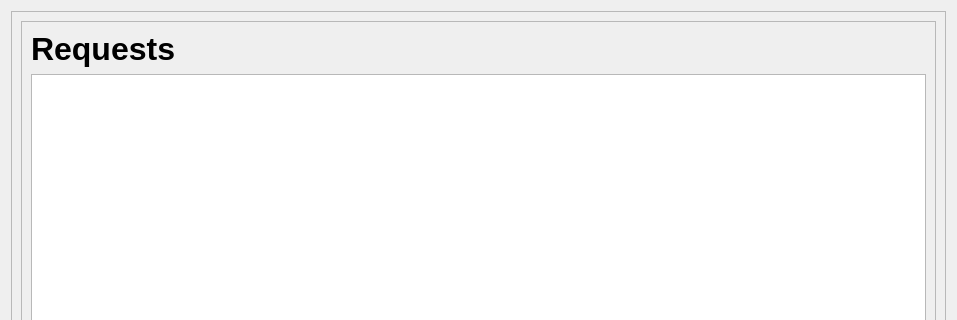
Qt form chkreq.ui (aavashlamichhane/LibMan) before a commit; both pictures show x 0 to 957 and y 0 to 320 of the 957 by 557 pixel window.
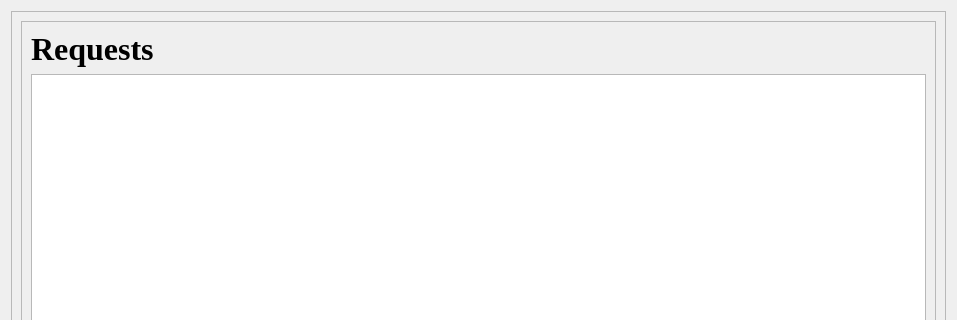
The same form after that commit.

What changed in the file:
```diff
--- a/chkreq.ui
+++ b/chkreq.ui
@@ -34,6 +34,13 @@
         <layout class="QVBoxLayout" name="verticalLayout_2">
          <item>
           <widget class="QLabel" name="label_name">
+           <property name="font">
+            <font>
+             <family>Times New Roman</family>
+             <pointsize>24</pointsize>
+             <bold>true</bold>
+            </font>
+           </property>
            <property name="text">
             <string>&lt;html&gt;&lt;head/&gt;&lt;body&gt;&lt;p&gt;&lt;span style=&quot; font-size:24pt; font-weight:700;&quot;&gt;Requests&lt;/span&gt;&lt;/p&gt;&lt;/body&gt;&lt;/html&gt;</string>
            </property>
```
